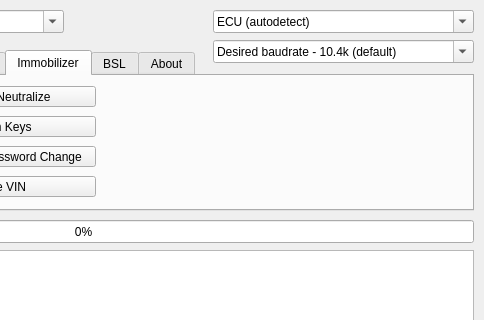
Before: the Qt Designer form flasher/gkflasher.ui in Dante383/GKFlasher, drawn with Qt 5; both pictures show x 317 to 801 and y 0 to 320 of the 801 by 642 pixel window.
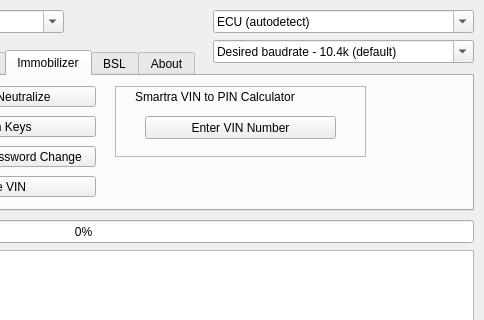
After: the same form once the commit is applied. The open tabs and pages were chosen to show the change. Icons and pictures are not drawn.

Commit message: introduce smartra vin-to-pin to ui widget

The edit to the form file:
```diff
--- a/flasher/gkflasher.ui
+++ b/flasher/gkflasher.ui
@@ -425,6 +425,54 @@
       <string>Write VIN</string>
      </property>
     </widget>
+    <widget class="QFrame" name="vinToPinFrame">
+     <property name="geometry">
+      <rect>
+       <x>420</x>
+       <y>10</y>
+       <width>251</width>
+       <height>71</height>
+      </rect>
+     </property>
+     <property name="frameShape">
+      <enum>QFrame::StyledPanel</enum>
+     </property>
+     <property name="frameShadow">
+      <enum>QFrame::Raised</enum>
+     </property>
+     <property name="lineWidth">
+      <number>10</number>
+     </property>
+     <property name="midLineWidth">
+      <number>0</number>
+     </property>
+     <widget class="QPushButton" name="vinToPinBtn">
+      <property name="geometry">
+       <rect>
+        <x>30</x>
+        <y>30</y>
+        <width>191</width>
+        <height>23</height>
+       </rect>
+      </property>
+      <property name="text">
+       <string>Enter VIN Number</string>
+      </property>
+     </widget>
+     <widget class="QLabel" name="vinToPinLabel">
+      <property name="geometry">
+       <rect>
+        <x>20</x>
+        <y>1</y>
+        <width>211</width>
+        <height>20</height>
+       </rect>
+      </property>
+      <property name="text">
+       <string>Smartra VIN to PIN Calculator</string>
+      </property>
+     </widget>
+    </widget>
    </widget>
    <widget class="QWidget" name="tab_bsl">
     <attribute name="title">
```
Left out of the diff: 10 changed lines with no effect on the pictures.
